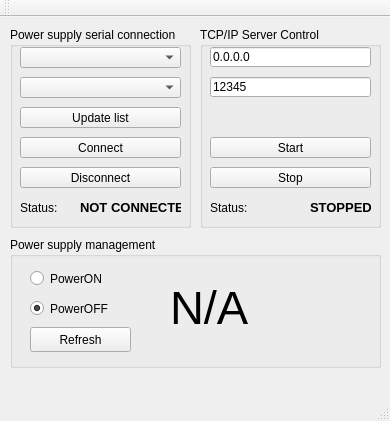
This is Qt/RemotePowerSupply/mainwindow.ui in caffedrine/RemotePowerSupply as Qt 5 draws it before an edit. The edited form follows.
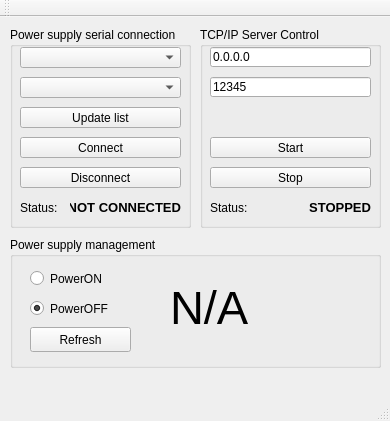
This is the edited form. Icons and pictures are not drawn.

The edit to the form file:
```diff
--- a/Qt/RemotePowerSupply/mainwindow.ui
+++ b/Qt/RemotePowerSupply/mainwindow.ui
@@ -82,9 +82,9 @@
     <widget class="QLabel" name="connectionStatusLabel">
      <property name="geometry">
       <rect>
-       <x>70</x>
+       <x>60</x>
        <y>170</y>
-       <width>101</width>
+       <width>111</width>
        <height>21</height>
       </rect>
      </property>
@@ -98,6 +98,9 @@
      <property name="text">
       <string>NOT CONNECTED</string>
      </property>
+     <property name="alignment">
+      <set>Qt::AlignRight|Qt::AlignTrailing|Qt::AlignVCenter</set>
+     </property>
     </widget>
     <widget class="QPushButton" name="pushButton_connectSerialPort">
      <property name="geometry">
@@ -248,9 +251,9 @@
     <widget class="QLabel" name="connectionStatusLabel_TcpServerState">
      <property name="geometry">
       <rect>
-       <x>110</x>
+       <x>100</x>
        <y>170</y>
-       <width>61</width>
+       <width>71</width>
        <height>21</height>
       </rect>
      </property>
@@ -264,6 +267,9 @@
      <property name="text">
       <string>STOPPED</string>
      </property>
+     <property name="alignment">
+      <set>Qt::AlignRight|Qt::AlignTrailing|Qt::AlignVCenter</set>
+     </property>
     </widget>
     <widget class="QLabel" name="statusLabel_2">
      <property name="geometry">
```
